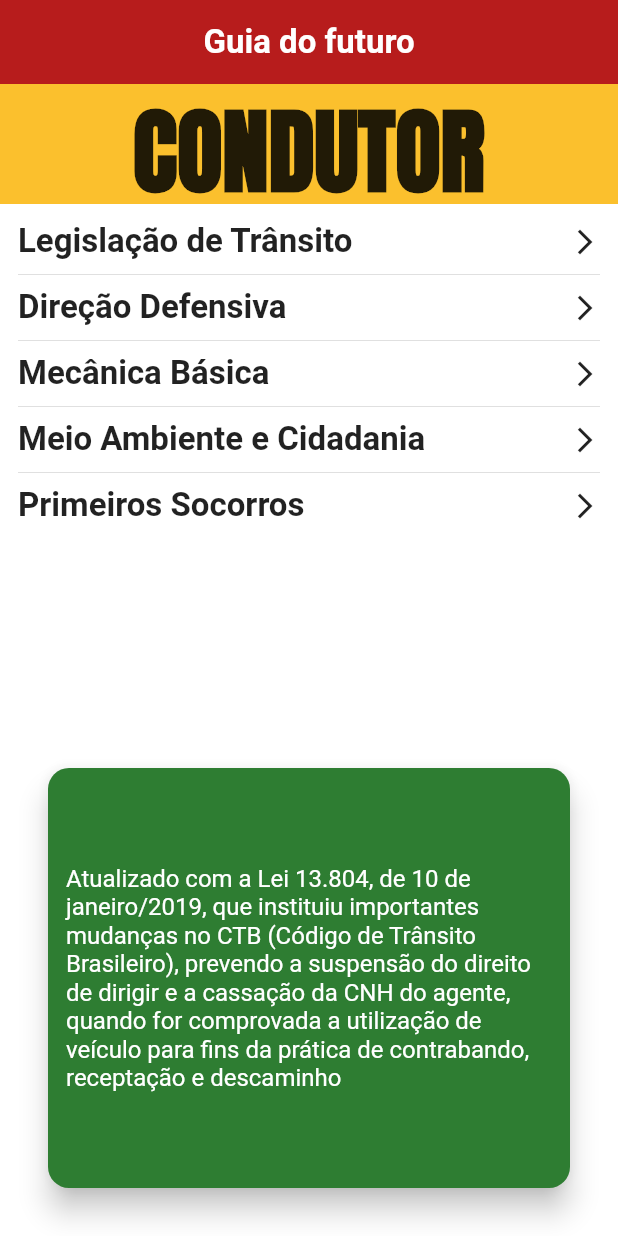
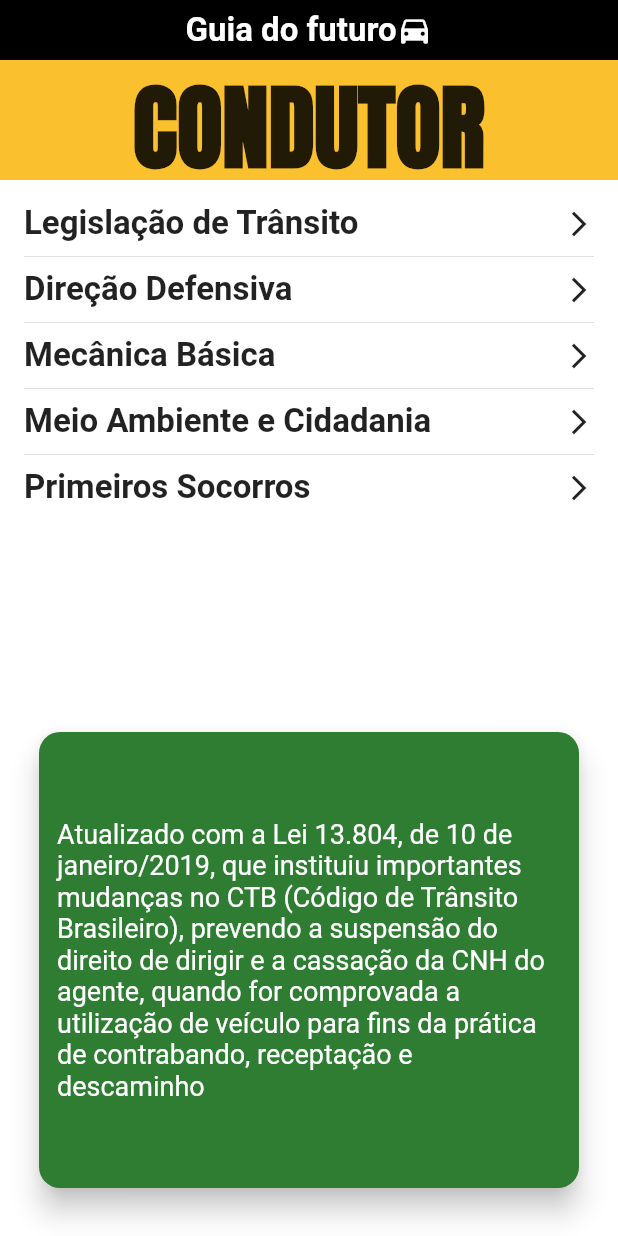
Before and after one commit to ailtoncunhasilva/Manual-do-condutor-Flutter, a Flutter app: the screen it shows after launch, on a phone screen of 412 x 824 dp. Run offline on Flutter 3.47's test engine with Material 2 defaults, Android fonts, the phone set to English and light mode, and no system bars; Roboto replaces fonts that are missing (ArchitectsDaughter).

Commit message:
layout changed

```diff
--- a/lib/main.dart
+++ b/lib/main.dart
@@ -31,22 +31,33 @@ class HomePage extends StatelessWidget {
   @override
   Widget build(BuildContext context) {
     return Scaffold(
-      appBar: AppBar(
-        backgroundColor: Colors.red[900],
-        title: Text(
+      body: SafeArea(
+        child: Center(
+          child: Column(
+            children: [
+              Container(
+                color: Colors.black,
+                height: 40,
+                child: Center(
+                  child: Row(
+                    mainAxisAlignment: MainAxisAlignment.center,
+                    children: [
+                      Text(
                         'Guia do futuro',
                         style: TextStyle(
                           fontWeight: FontWeight.bold,
                           fontSize: 22,
                           color: Colors.white,
-            //fontFamily: 'ArchitectsDaughter',
                         ),
                       ),
-        centerTitle: true,
+                      Icon(
+                        Icons.directions_car,
+                        color: Colors.white,
                       ),
-      body: Center(
-        child: Column(
-          children: [
+                    ],
+                  ),
+                ),
+              ),
               Container(
                 height: 80,
                 width: MediaQuery.of(context).size.width * 1.4,
@@ -64,7 +75,7 @@ class HomePage extends StatelessWidget {
               ),
               Expanded(
                 child: Container(
-                padding: EdgeInsets.all(12),
+                  padding: EdgeInsets.only(top: 16, left: 16, right: 16),
                   child: ListView(
                     children: [
                       InkWell(
@@ -113,7 +124,7 @@ class HomePage extends StatelessWidget {
               Expanded(
                 child: Container(
                   width: MediaQuery.of(context).size.width * 1.2,
-                padding: EdgeInsets.all(16),
+                  padding: EdgeInsets.only(bottom: 16, left: 10, right: 10),
                   child: Card(
                     elevation: 8,
                     shape: RoundedRectangleBorder(
@@ -128,7 +139,7 @@ class HomePage extends StatelessWidget {
                           'Atualizado com a Lei 13.804, de 10 de janeiro/2019, que instituiu importantes mudanças no CTB (Código de Trânsito Brasileiro), prevendo a suspensão do direito de dirigir e a cassação da CNH do agente, quando for comprovada a utilização de veículo para fins da prática de contrabando, receptação e descaminho',
                           style: TextStyle(
                             color: Colors.white,
-                          fontSize: 16,
+                            fontSize: 18,
                           ),
                         ),
                       ),
@@ -137,6 +148,7 @@ class HomePage extends StatelessWidget {
                 ),
               ),
             ],
+          ),
         ),
       ),
     );
```
Lines whose indentation alone changed are shown as unchanged.
